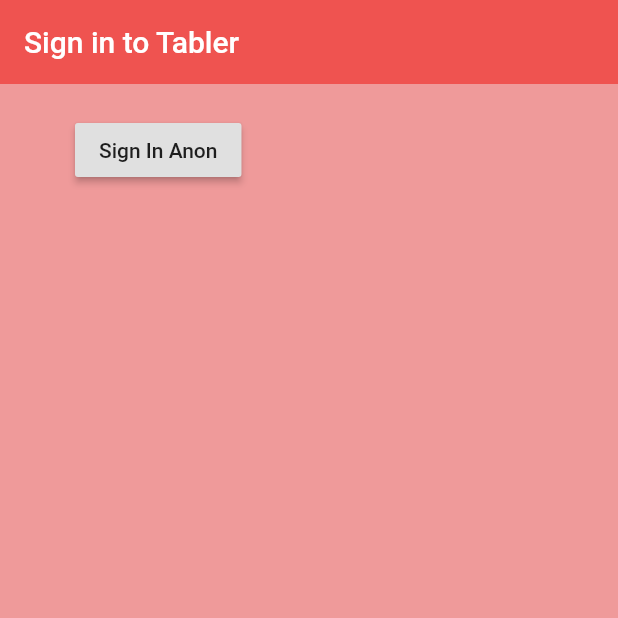
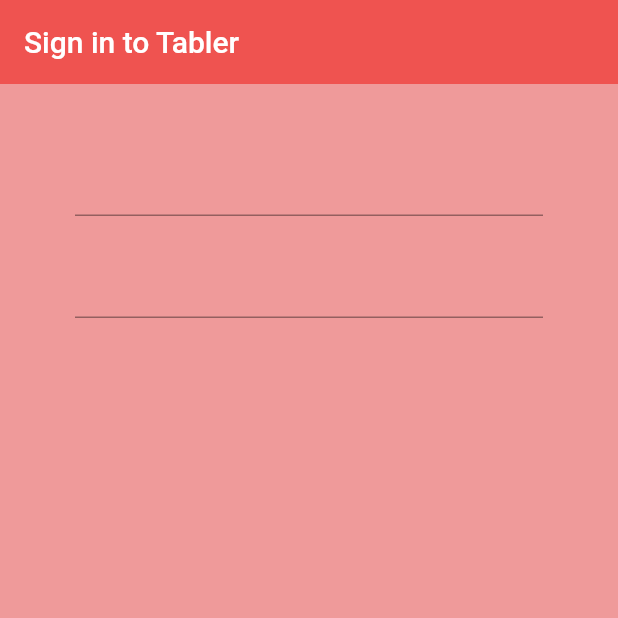
Before and after one commit to aregmi450/table, a Flutter app: the screen it shows after launch, on a phone screen of 412 x 824 dp, the top half of it. Run offline on Flutter 3.47's test engine with Material 2 defaults, Android fonts, the phone set to English and light mode, and no system bars; our stand-ins replace firebase_auth; accounts and stored records are empty.

Commit message:
second commit

```diff
--- a/lib/screens/authenticate/signin.dart
+++ b/lib/screens/authenticate/signin.dart
@@ -20,17 +20,16 @@ class _SignInState extends State<SignIn> {
       ),
       body: Container(
         padding: EdgeInsets.symmetric(vertical: 20.0, horizontal: 50.0),
-        child: RaisedButton(
-            child: Text('Sign In Anon'),
-            onPressed: () async {
-              dynamic result = await _auth.signInAnon();
-              if (result == null) {
-                print('error signing in');
-              } else {
-                print('Signed In');
-                print(result.uid);
-              }
-            }),
+        child: Form(
+          child: Column(
+            children: <Widget>[
+              SizedBox(height: 20.0),
+              TextFormField(onChanged: (val) {}),
+              SizedBox(height: 20.0),
+              TextFormField(obscureText: true, onChanged: (val) {})
+            ],
+          ),
+        ),
       ),
     );
   }
```
